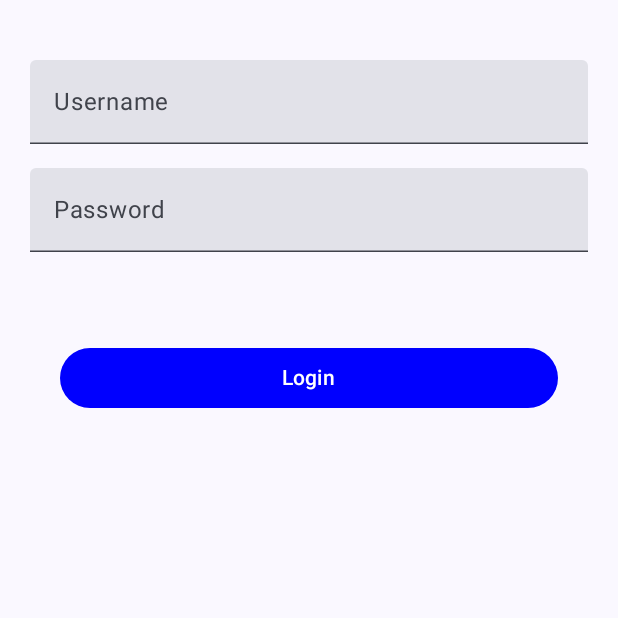
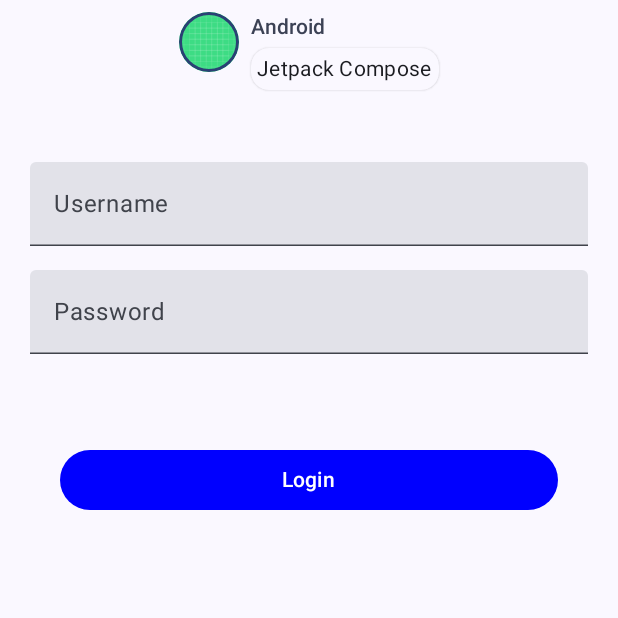
Before and after one commit to hossam1244/jetpack_compose_sample, an Android app built with Jetpack Compose: the screen it shows after launch (MainActivity), on a phone screen of 412 x 824 dp, the top half of it. Run offline under Robolectric (Android 15) with nearby library versions, the phone set to English and light mode, and no system bars.

Commit message:
added more examples in MainActivity

```diff
--- a/app/src/main/java/com/example/jetpack_compose/MainActivity.kt
+++ b/app/src/main/java/com/example/jetpack_compose/MainActivity.kt
@@ -5,12 +5,18 @@ import android.content.Intent
 import android.os.Bundle
 import androidx.activity.ComponentActivity
 import androidx.activity.compose.setContent
+import androidx.compose.foundation.Image
+import androidx.compose.foundation.border
 import androidx.compose.foundation.layout.Column
+import androidx.compose.foundation.layout.Row
 import androidx.compose.foundation.layout.Spacer
 import androidx.compose.foundation.layout.fillMaxSize
 import androidx.compose.foundation.layout.fillMaxWidth
 import androidx.compose.foundation.layout.height
 import androidx.compose.foundation.layout.padding
+import androidx.compose.foundation.layout.size
+import androidx.compose.foundation.layout.width
+import androidx.compose.foundation.shape.CircleShape
 import androidx.compose.foundation.text.KeyboardOptions
 import androidx.compose.material3.Button
 import androidx.compose.material3.ButtonDefaults
@@ -22,8 +28,10 @@ import androidx.compose.material3.TextField
 import androidx.compose.runtime.Composable
 import androidx.compose.ui.Alignment
 import androidx.compose.ui.Modifier
+import androidx.compose.ui.draw.clip
 import androidx.compose.ui.graphics.Color
 import androidx.compose.ui.platform.LocalContext
+import androidx.compose.ui.res.painterResource
 import androidx.compose.ui.text.input.KeyboardType
 import androidx.compose.ui.tooling.preview.Preview
 import androidx.compose.ui.unit.dp
@@ -41,6 +49,7 @@ class MainActivity : ComponentActivity() {
                 ) {
                     Surface(modifier = Modifier.padding(horizontal = 20.dp)) {
                         Column(horizontalAlignment = Alignment.CenterHorizontally) {
+                            previewMessageCard()
                             Spacer(modifier = Modifier.height(40.dp))
                             usernameField()
                             Spacer(modifier = Modifier.height(16.dp))
@@ -55,6 +64,46 @@ class MainActivity : ComponentActivity() {
     }
 }
 
+data class Message(val author:String, val body:String)
+
+@Composable
+fun MessageCard(msg: Message) {
+    Row(modifier = Modifier.padding(all = 8.dp)) {
+        Image(
+            painter = painterResource(R.drawable.ic_launcher_background),
+            contentDescription = null,
+            modifier = Modifier
+                .size(40.dp)
+                .clip(CircleShape)
+                .border(1.5.dp, MaterialTheme.colorScheme.primary, CircleShape)
+        )
+        Spacer(modifier = Modifier.width(8.dp))
+
+        Column {
+            Text(
+                text = msg.author,
+                color = MaterialTheme.colorScheme.secondary,
+                style = MaterialTheme.typography.titleSmall
+            )
+
+            Spacer(modifier = Modifier.height(4.dp))
+
+            Surface(shape = MaterialTheme.shapes.medium, shadowElevation = 1.dp) {
+                Text(
+                    text = msg.body,
+                    modifier = Modifier.padding(all = 4.dp),
+                    style = MaterialTheme.typography.bodyMedium
+                )
+            }
+        }
+    }
+}
+
+@Preview
+@Composable
+fun previewMessageCard() {
+    MessageCard(msg = Message("Android", "Jetpack Compose"))
+}
 
 @OptIn(ExperimentalMaterial3Api::class)
 @Composable
```
